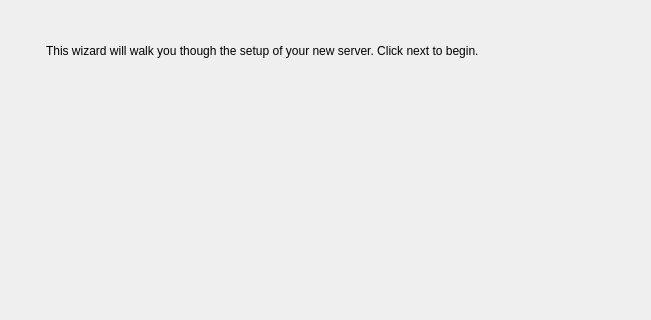
Before: the Qt Designer form src-qt5/pc-installgui/wizardFreeBSD.ui in trueos/trueos-utils-qt5, drawn with Qt 5; both pictures show x 0 to 651 and y 0 to 320 of the 651 by 569 pixel window.
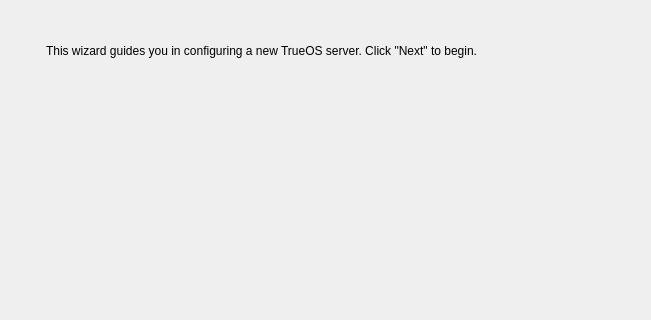
After: the same form once the commit is applied. Icons and pictures are not drawn.

Commit message: update text on the server install pages

The edit to the form file:
```diff
--- a/src-qt5/pc-installgui/wizardFreeBSD.ui
+++ b/src-qt5/pc-installgui/wizardFreeBSD.ui
@@ -92,7 +92,7 @@
        </sizepolicy>
       </property>
       <property name="text">
-       <string>This wizard will walk you though the setup of your new server. Click next to begin. </string>
+       <string>This wizard guides you in configuring a new TrueOS server. Click &quot;Next&quot; to begin.</string>
       </property>
       <property name="wordWrap">
        <bool>true</bool>
```
Left out of the diff: 28 changed lines with no effect on the pictures.
